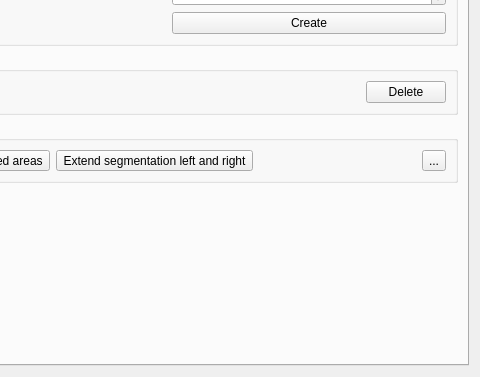
Old version of the form ui/marker_segmentation.ui in the repository neurodial/OCT-Marker; both pictures show x 142 to 622 and y 365 to 742 of the 622 by 742 pixel window.
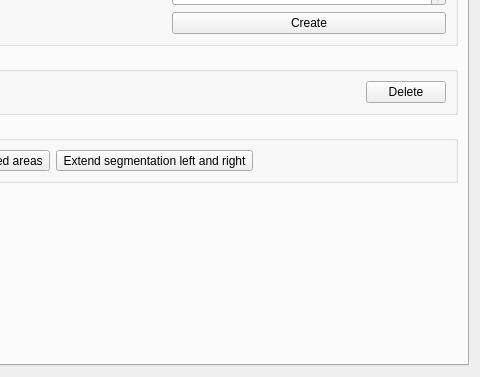
New version of the form. The open tabs and pages were chosen to show the change. Icons and pictures are not drawn.

What changed in the file:
```diff
--- a/ui/marker_segmentation.ui
+++ b/ui/marker_segmentation.ui
@@ -258,17 +258,6 @@
             </property>
            </spacer>
           </item>
-          <item>
-           <widget class="QToolButton" name="buttonImportOCT">
-            <property name="text">
-             <string>...</string>
-            </property>
-            <property name="icon">
-             <iconset resource="../application.qrc">
-              <normaloff>:/icons/folder_image.png</normaloff>:/icons/folder_image.png</iconset>
-            </property>
-           </widget>
-          </item>
          </layout>
         </widget>
        </item>
```
